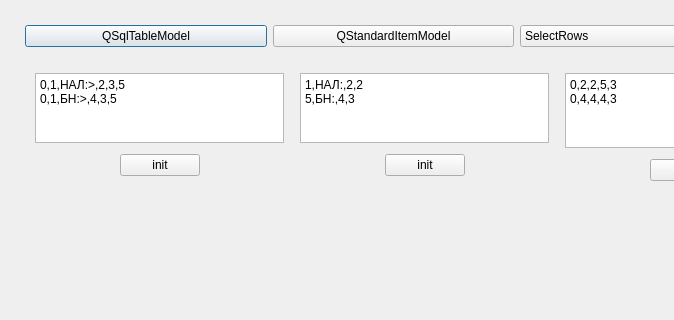
Before: the Qt Designer form QpTableView_test/dialog.ui in PavelDorofeev/How-to-create-own-QTableView-with-new-capabilities, drawn with Qt 5; both pictures show x 0 to 674 and y 0 to 320 of the 1034 by 789 pixel window.
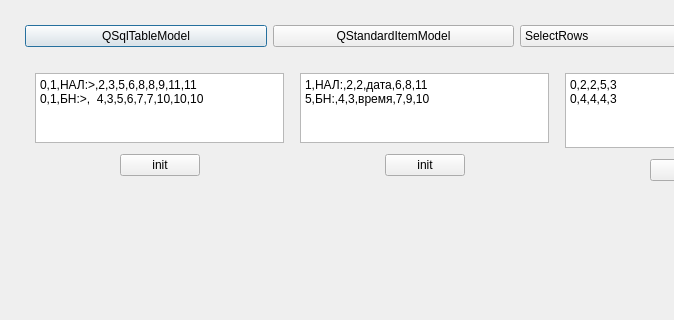
After: the same form once the commit is applied.

```diff
--- a/QpTableView_test/dialog.ui
+++ b/QpTableView_test/dialog.ui
@@ -155,8 +155,8 @@
             </size>
            </property>
            <property name="plainText">
-            <string>0,1,НАЛ:&gt;,2,3,5
-0,1,БН:&gt;,4,3,5</string>
+            <string>0,1,НАЛ:&gt;,2,3,5,6,8,8,9,11,11
+0,1,БН:&gt;,  4,3,5,6,7,7,10,10,10</string>
            </property>
           </widget>
          </item>
@@ -228,8 +228,8 @@
             </size>
            </property>
            <property name="plainText">
-            <string>1,НАЛ:,2,2
-5,БН:,4,3</string>
+            <string>1,НАЛ:,2,2,дата,6,8,11
+5,БН:,4,3,время,7,9,10</string>
            </property>
           </widget>
          </item>
```
